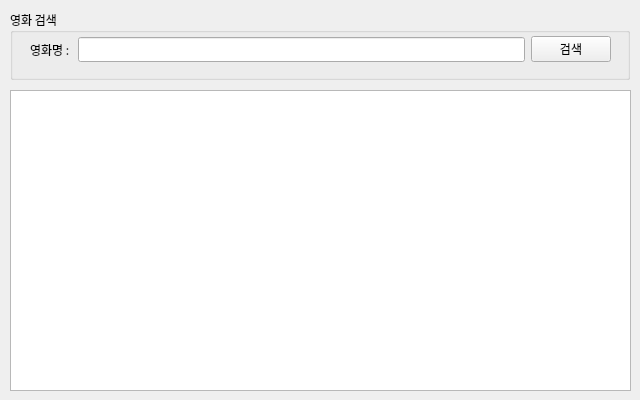
First picture: the form in part1/studyPyQt/naverApiMovie.ui, repository Gayeon-Leee/miniprojects, before the edit.
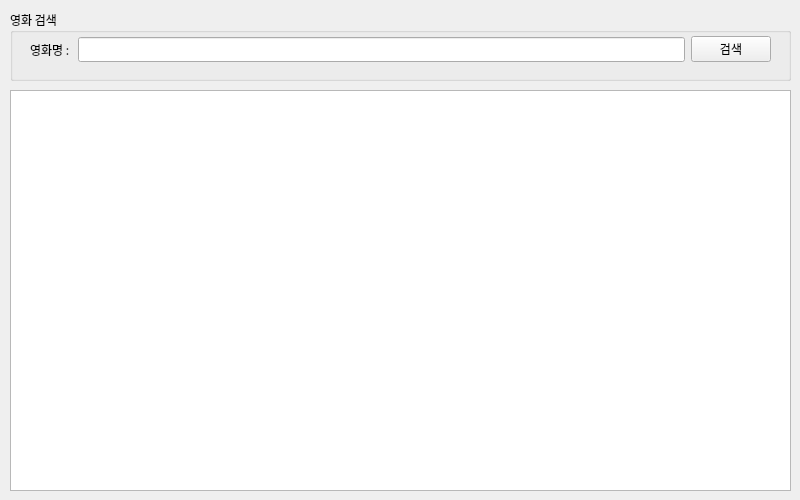
Second picture: the form after the edit.

What changed in the file:
```diff
--- a/part1/studyPyQt/naverApiMovie.ui
+++ b/part1/studyPyQt/naverApiMovie.ui
@@ -6,8 +6,8 @@
    <rect>
     <x>0</x>
     <y>0</y>
-    <width>640</width>
-    <height>400</height>
+    <width>800</width>
+    <height>500</height>
    </rect>
   </property>
   <property name="sizePolicy">
@@ -18,14 +18,14 @@
   </property>
   <property name="minimumSize">
    <size>
-    <width>640</width>
-    <height>400</height>
+    <width>800</width>
+    <height>500</height>
    </size>
   </property>
   <property name="maximumSize">
    <size>
-    <width>640</width>
-    <height>400</height>
+    <width>800</width>
+    <height>500</height>
    </size>
   </property>
   <property name="font">
@@ -41,8 +41,8 @@
     <rect>
      <x>10</x>
      <y>10</y>
-     <width>620</width>
-     <height>70</height>
+     <width>781</width>
+     <height>71</height>
     </rect>
    </property>
    <property name="font">
@@ -65,9 +65,9 @@
        <property name="geometry">
         <rect>
          <x>20</x>
-         <y>24</y>
-         <width>581</width>
-         <height>31</height>
+         <y>14</y>
+         <width>741</width>
+         <height>51</height>
         </rect>
        </property>
        <property name="font">
@@ -104,8 +104,8 @@
     <rect>
      <x>10</x>
      <y>90</y>
-     <width>621</width>
-     <height>301</height>
+     <width>781</width>
+     <height>401</height>
     </rect>
    </property>
    <layout class="QVBoxLayout" name="resultLayout">
```
